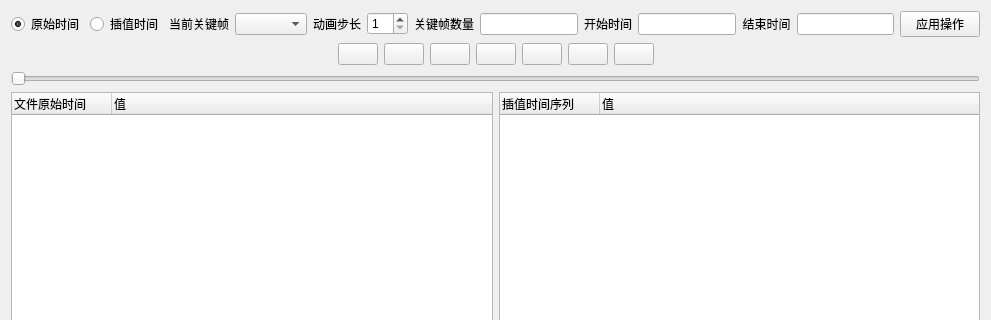
hu-shuhan/editOpeniGame, file Qt/Resources/UI/Animation.ui: the form before one commit; both pictures show x 0 to 991 and y 0 to 320 of the 991 by 474 pixel window.
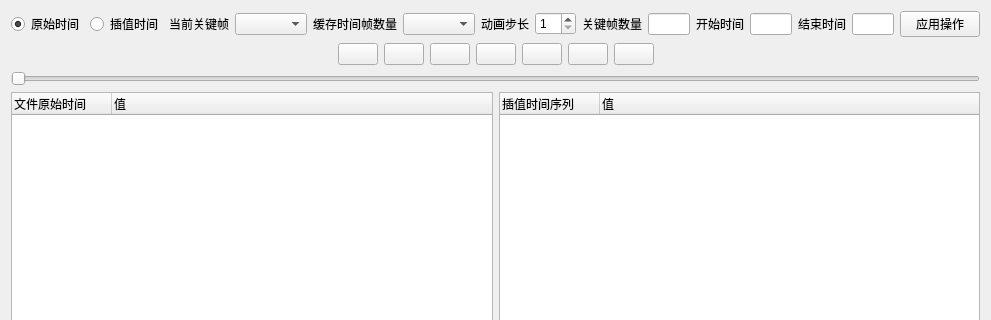
The form after the commit. Icons and pictures are not drawn. Custom widgets are drawn as their Qt base class.

Commit message: 更新Animation缓存& GLBuffer析构

```diff
--- a/Qt/Resources/UI/Animation.ui
+++ b/Qt/Resources/UI/Animation.ui
@@ -15,7 +15,7 @@
   </property>
   <layout class="QVBoxLayout" name="verticalLayout_2">
    <item>
-    <layout class="QHBoxLayout" name="horizontalLayout_3">
+    <layout class="QHBoxLayout" name="horizontalLayout_5">
      <item>
       <layout class="QHBoxLayout" name="horizontalLayout_28">
        <item>
@@ -38,7 +38,7 @@
       </layout>
      </item>
      <item>
-      <layout class="QHBoxLayout" name="horizontalLayout">
+      <layout class="QHBoxLayout" name="horizontalLayout_4">
        <item>
         <widget class="QLabel" name="label_3">
          <property name="text">
@@ -49,14 +49,29 @@
        <item>
         <widget class="QComboBox" name="comboBoxCurrentAnimation"/>
        </item>
+      </layout>
+     </item>
+     <item>
+      <layout class="QHBoxLayout" name="horizontalLayout">
+       <item>
+        <widget class="QLabel" name="label_4">
+         <property name="text">
+          <string>缓存时间帧数量</string>
+         </property>
+        </widget>
+       </item>
+       <item>
+        <widget class="QComboBox" name="comboBox_AnimationCacheNum"/>
+       </item>
+      </layout>
+     </item>
+     <item>
+      <layout class="QHBoxLayout" name="horizontalLayout_3">
        <item>
         <widget class="QLabel" name="label_18">
          <property name="text">
           <string>动画步长</string>
          </property>
-         <property name="alignment">
-          <set>Qt::AlignmentFlag::AlignCenter</set>
-         </property>
         </widget>
        </item>
        <item>
@@ -69,14 +84,15 @@
          </property>
         </widget>
        </item>
+      </layout>
+     </item>
+     <item>
+      <layout class="QHBoxLayout" name="horizontalLayout_6">
        <item>
         <widget class="QLabel" name="label_19">
          <property name="text">
           <string>关键帧数量</string>
          </property>
-         <property name="alignment">
-          <set>Qt::AlignmentFlag::AlignCenter</set>
-         </property>
         </widget>
        </item>
        <item>
@@ -91,9 +107,6 @@
          <property name="text">
           <string>开始时间</string>
          </property>
-         <property name="alignment">
-          <set>Qt::AlignmentFlag::AlignCenter</set>
-         </property>
         </widget>
        </item>
        <item>
@@ -108,9 +121,6 @@
          <property name="text">
           <string>结束时间</string>
          </property>
-         <property name="alignment">
-          <set>Qt::AlignmentFlag::AlignCenter</set>
-         </property>
         </widget>
        </item>
        <item>
```
Left out of the diff: 2 changed lines with no effect on the pictures. The commit also changes 8 other files.
